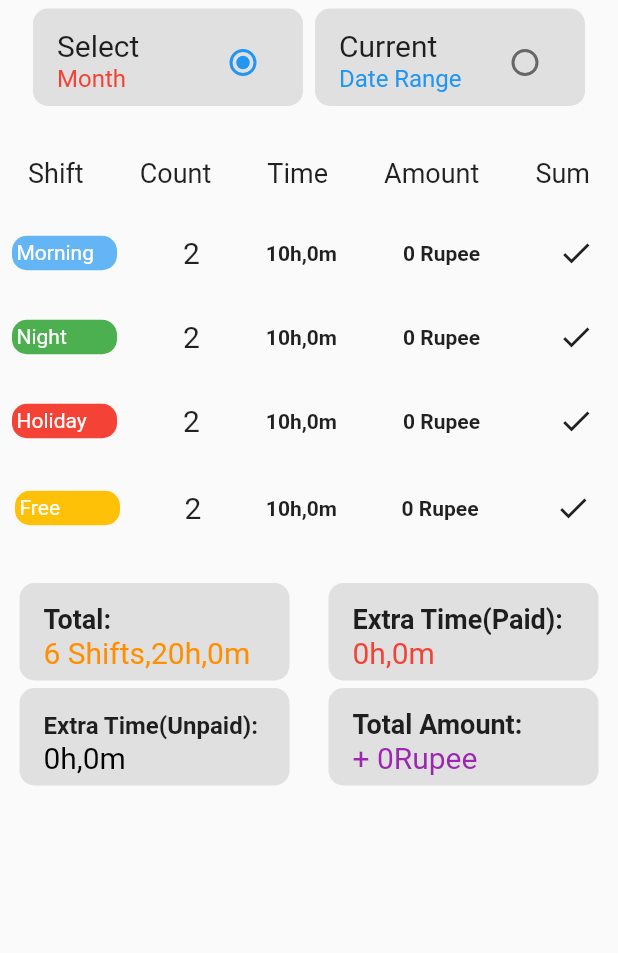
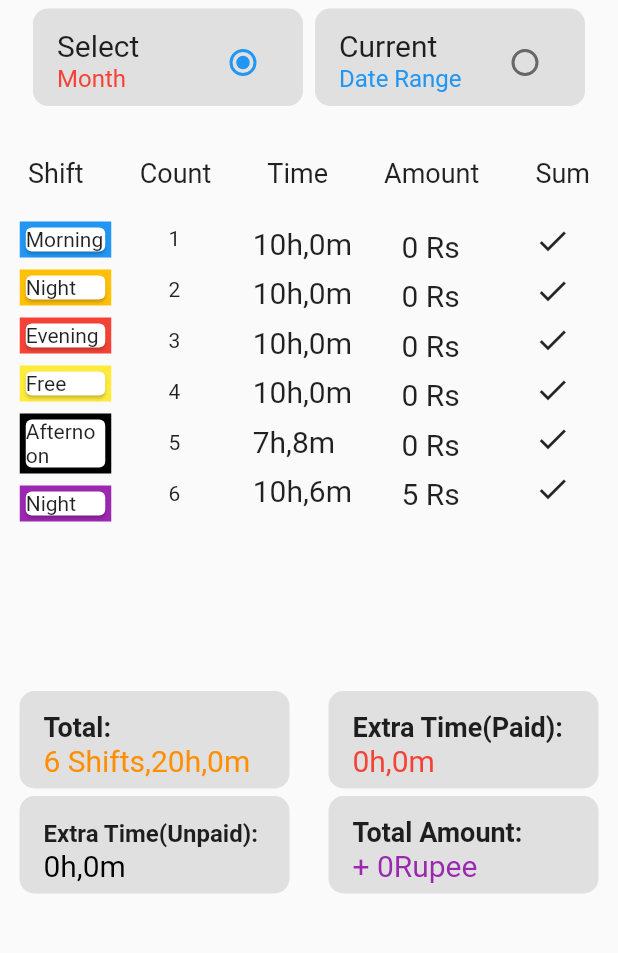
Before and after one commit to Sharan-ayush08/statistics, a Flutter app: the screen it shows after launch, on a phone screen of 412 x 824 dp, the part 137-1090 px from its top. Run offline on Flutter 3.47's test engine with Material 2 defaults, Android fonts, the phone set to English and light mode, and no system bars.

Commit message:
Allingment Issue

```diff
--- a/lib/main.dart
+++ b/lib/main.dart
@@ -15,7 +15,9 @@ class MyApp extends StatelessWidget {
         appBar: AppBar(
           title: Text("Statistics"),
         ),
-        body: Statistics(),
+        body: SingleChildScrollView(
+          child: Statistics(),
+        ),
       ),
     );
   }
--- a/lib/statistics.dart
+++ b/lib/statistics.dart
@@ -18,7 +18,26 @@ class _StatisticsState extends State<Statistics> {
   }
 
   bool selectDuty = false;
-
+  List<Color> color = [
+    Colors.blue,
+    Colors.amber,
+    Colors.red,
+    Colors.yellow,
+    Colors.black,
+    Colors.purple
+  ];
+  List shift = ["Morning", "Night", "Evening", "Free", "Afternoon", "Night"];
+  List count = ['1', '2', '3', '4', '5', '6'];
+  List time = ['10h,0m', '10h,0m', '10h,0m', '10h,0m', '7h,8m', '10h,6m'];
+  List amount = ['0 Rs', '0 Rs', '0 Rs', '0 Rs', '0 Rs', '5 Rs'];
+  List sum = [
+    Icons.check,
+    Icons.check,
+    Icons.check,
+    Icons.check,
+    Icons.check,
+    Icons.check
+  ];
   @override
   Widget build(BuildContext context) {
     return Container(
@@ -122,137 +141,103 @@ class _StatisticsState extends State<Statistics> {
           SizedBox(
             height: 15.0,
           ),
-          Padding(
-            padding: const EdgeInsets.all(8.0),
-            child: Row(
-              mainAxisAlignment: MainAxisAlignment.spaceBetween,
+          Row(
+            mainAxisAlignment: MainAxisAlignment.spaceEvenly,
             children: [
               Container(
-                  height: 23,
-                  width: 70,
+                height: 300,
+                width: 75,
+                child: Padding(
+                  padding: const EdgeInsets.all(7.0),
+                  child: ListView.separated(
+                      separatorBuilder: (BuildContext context, int index) {
+                        return SizedBox(
+                          height: 8,
+                        );
+                      },
+                      itemCount: shift.length,
+                      itemBuilder: (BuildContext context, int index) {
+                        return Container(
                           decoration: BoxDecoration(
-                    color: Colors.blue[300],
-                    borderRadius: BorderRadius.circular(10),
+                            color: color[index],
                           ),
-                  child: Padding(
-                    padding: const EdgeInsets.only(left: 3.0, top: 3.0),
+                          child: Card(
                             child: Text(
-                      "Morning",
-                      style: TextStyle(color: Colors.white),
+                              shift[index],
+                              style: TextStyle(fontSize: 14),
                             ),
                           ),
-                ),
-                Text(
-                  "2",
-                  style: TextStyle(fontSize: 20),
-                ),
-                Text("10h,0m", style: TextStyle(fontWeight: FontWeight.bold)),
-                Text("0 Rupee", style: TextStyle(fontWeight: FontWeight.bold)),
-                Padding(
-                  padding: const EdgeInsets.all(8.0),
-                  child: Icon(Icons.check),
-                )
-              ],
+                        );
+                      }),
                 ),
               ),
-          Padding(
-            padding: const EdgeInsets.all(8.0),
-            child: Row(
-              mainAxisAlignment: MainAxisAlignment.spaceBetween,
-              children: [
               Container(
-                  height: 23,
-                  width: 70,
-                  decoration: BoxDecoration(
-                    color: Colors.green,
-                    borderRadius: BorderRadius.circular(10),
+                height: 300,
+                width: 75,
+                child: ListView.separated(
+                    separatorBuilder: (BuildContext context, int index) {
+                      return SizedBox(height: 8);
+                    },
+                    itemCount: count.length,
+                    itemBuilder: (BuildContext context, int index) {
+                      return Padding(
+                        padding: const EdgeInsets.only(left: 25, top: 10),
+                        child: Text(count[index]),
+                      );
+                    }),
               ),
+              Container(
+                height: 300,
+                width: 75,
                 child: Padding(
-                    padding: const EdgeInsets.only(left: 3.0, top: 3.0),
-                    child: Text(
-                      "Night",
-                      style: TextStyle(color: Colors.white),
+                  padding: const EdgeInsets.only(top: 10),
+                  child: ListView.separated(
+                      separatorBuilder: (BuildContext context, int index) {
+                        return SizedBox(height: 10);
+                      },
+                      itemCount: time.length,
+                      itemBuilder: (BuildContext context, int index) {
+                        return Text(
+                          time[index],
+                          style: TextStyle(fontSize: 20),
+                        );
+                      }),
                 ),
               ),
-                ),
-                Text(
-                  "2",
+              Container(
+                height: 300,
+                width: 75,
+                child: Padding(
+                  padding: const EdgeInsets.only(top: 12, left: 18),
+                  child: ListView.separated(
+                      separatorBuilder: (BuildContext context, int index) {
+                        return SizedBox(height: 10);
+                      },
+                      itemCount: amount.length,
+                      itemBuilder: (BuildContext context, int index) {
+                        return Text(
+                          amount[index],
                           style: TextStyle(fontSize: 20),
-                ),
-                Text("10h,0m", style: TextStyle(fontWeight: FontWeight.bold)),
-                Text("0 Rupee", style: TextStyle(fontWeight: FontWeight.bold)),
-                Padding(
-                  padding: const EdgeInsets.all(8.0),
-                  child: Icon(Icons.check),
-                )
-              ],
+                        );
+                      }),
                 ),
               ),
-          Padding(
+              Container(
+                height: 300,
+                width: 75,
+                child: Padding(
                   padding: const EdgeInsets.all(8.0),
-            child: Row(
-              mainAxisAlignment: MainAxisAlignment.spaceBetween,
-              children: [
-                Container(
-                  height: 23,
-                  width: 70,
-                  decoration: BoxDecoration(
-                    color: Colors.red,
-                    borderRadius: BorderRadius.circular(10),
-                  ),
-                  child: Padding(
-                    padding: const EdgeInsets.only(left: 3.0, top: 3.0),
-                    child: Text(
-                      "Holiday",
-                      style: TextStyle(color: Colors.white),
+                  child: ListView.separated(
+                      separatorBuilder: (BuildContext context, int index) {
+                        return SizedBox(height: 9);
+                      },
+                      itemCount: sum.length,
+                      itemBuilder: (BuildContext context, int index) {
+                        return Icon(sum[index]);
+                      }),
                 ),
               ),
-                ),
-                Text(
-                  "2",
-                  style: TextStyle(fontSize: 20),
-                ),
-                Text("10h,0m", style: TextStyle(fontWeight: FontWeight.bold)),
-                Text("0 Rupee", style: TextStyle(fontWeight: FontWeight.bold)),
-                Padding(
-                  padding: const EdgeInsets.all(8.0),
-                  child: Icon(Icons.check),
-                )
             ],
-            ),
-          ),
-          Padding(
-            padding: const EdgeInsets.all(10.0),
-            child: Row(
-              mainAxisAlignment: MainAxisAlignment.spaceBetween,
-              children: [
-                Container(
-                  height: 23,
-                  width: 70,
-                  decoration: BoxDecoration(
-                    color: Colors.amber,
-                    borderRadius: BorderRadius.circular(10),
-                  ),
-                  child: Padding(
-                    padding: const EdgeInsets.only(left: 3.0, top: 3.0),
-                    child: Text(
-                      "Free",
-                      style: TextStyle(color: Colors.white),
-                    ),
-                  ),
-                ),
-                Text(
-                  "2",
-                  style: TextStyle(fontSize: 20),
-                ),
-                Text("10h,0m", style: TextStyle(fontWeight: FontWeight.bold)),
-                Text("0 Rupee", style: TextStyle(fontWeight: FontWeight.bold)),
-                Padding(
-                  padding: const EdgeInsets.all(8.0),
-                  child: Icon(Icons.check),
-                )
-              ],
-            ),
           ),
           SizedBox(
             height: 20.0,
@@ -382,13 +367,16 @@ class _DateState extends State<Date> {
               children: [
                 Text(
                   "From",
-                  style: TextStyle(fontSize: 18.0, fontWeight: FontWeight.bold),
+                  style: TextStyle(fontSize: 20.0, fontWeight: FontWeight.w700),
                 ),
                 Text("To",
                     style:
-                        TextStyle(fontSize: 18.0, fontWeight: FontWeight.bold)),
+                        TextStyle(fontSize: 20.0, fontWeight: FontWeight.w700)),
               ],
             ),
+          ),
+          SizedBox(
+            height: 5,
           ),
           Row(
             mainAxisAlignment: MainAxisAlignment.spaceAround,
@@ -401,17 +389,17 @@ class _DateState extends State<Date> {
                   height: 50.0,
                   width: 180.0,
                   decoration: BoxDecoration(
-                    color: Colors.blue,
-                    borderRadius: BorderRadius.circular(20.0),
+                    borderRadius: BorderRadius.circular(10.0),
+                    border: Border.all(width: 1),
                   ),
                   child: ListTile(
                     leading: Icon(
-                      Icons.calendar_today,
-                      color: Colors.white,
+                      Icons.date_range_outlined,
+                      color: Colors.black,
                     ),
                     title: Text(
                       _selectDate,
-                      style: TextStyle(color: Colors.white),
+                      style: TextStyle(color: Colors.black),
                     ),
                   ),
                 ),
@@ -426,17 +414,16 @@ class _DateState extends State<Date> {
                       height: 50.0,
                       width: 180.0,
                       decoration: BoxDecoration(
-                        color: Colors.blue,
-                        borderRadius: BorderRadius.circular(20.0),
-                      ),
+                          borderRadius: BorderRadius.circular((10.0)),
+                          border: Border.all(width: 1)),
                       child: ListTile(
                         leading: Icon(
-                          Icons.calendar_today,
-                          color: Colors.white,
+                          Icons.date_range_outlined,
+                          color: Colors.black,
                         ),
                         title: Text(
                           _selectDate,
-                          style: TextStyle(color: Colors.white),
+                          style: TextStyle(color: Colors.black),
                         ),
                       ),
                     ),
```
Lines whose indentation alone changed are shown as unchanged.
